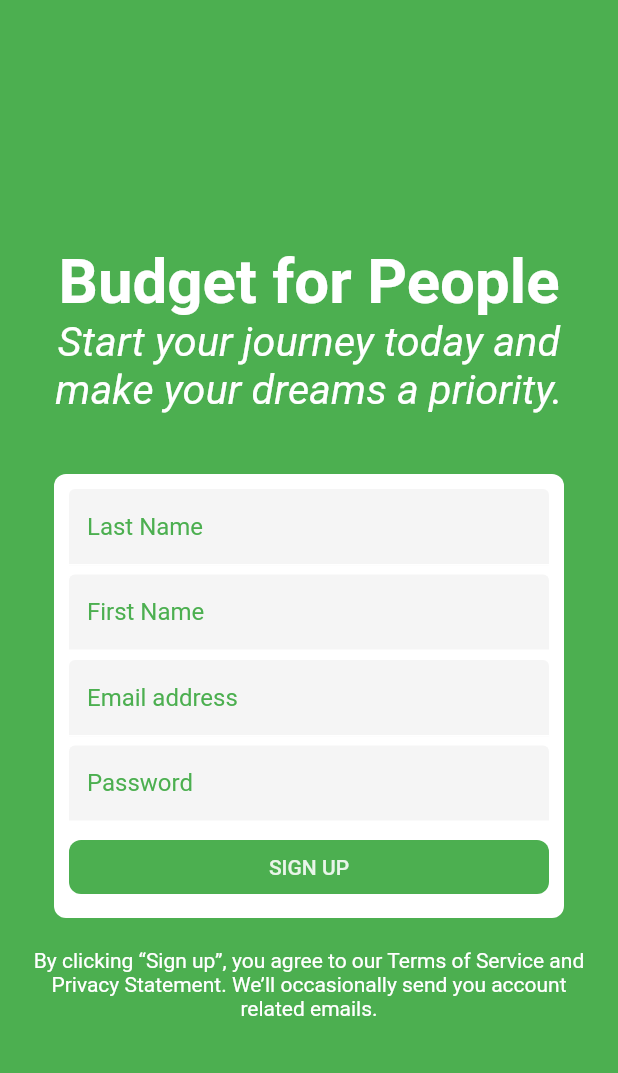
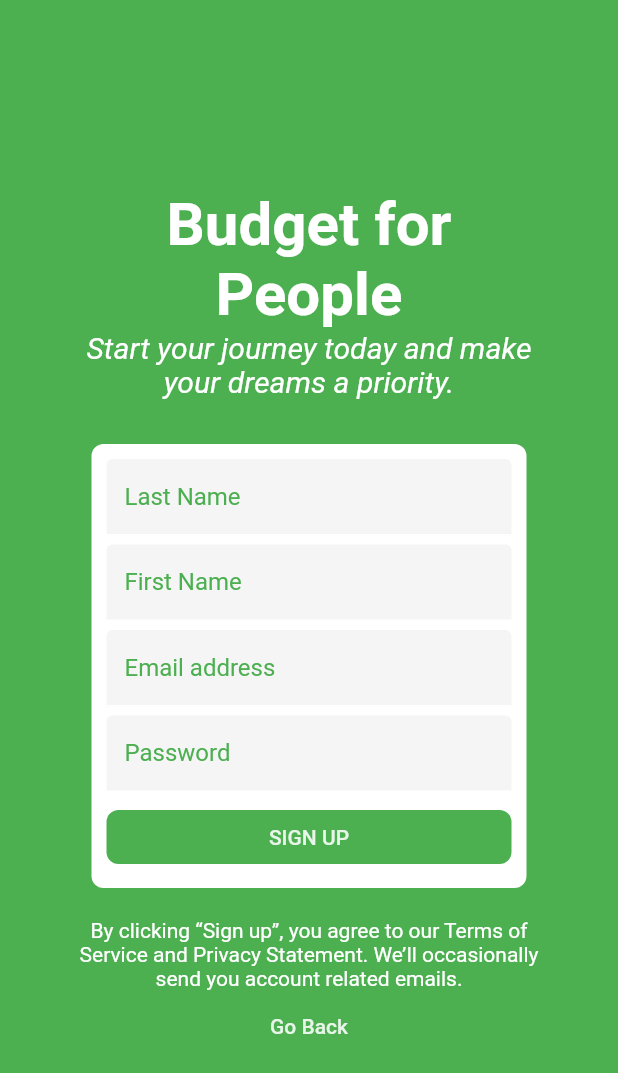
Before and after one commit to lerenn/envely-app, a Flutter app: the SignUpPage screen opened directly, on a phone screen of 412 x 824 dp. Shown: the top 1073 px of the screen. Run offline on Flutter 3.47's test engine with Material 2 defaults, Android fonts, the phone set to English and light mode, and no system bars; our stand-ins replace bloc, equatable, flutter_bloc, flutter_screenutil; statements that could not run were skipped.

Commit message:
ui: simplify UI

```diff
--- a/lib/models/models.dart
+++ b/lib/models/models.dart
@@ -1,2 +1 @@
 export 'user.dart';
-export 'screen_informations.dart';
--- a/lib/models/screen_informations.dart
+++ /dev/null
@@ -1,11 +0,0 @@
-import 'package:flutter/widgets.dart';
-
-class ScreenInformations {
-  final Orientation orientation;
-  final Size screenSize;
-
-  ScreenInformations({
-    this.orientation,
-    this.screenSize,
-  });
-}
--- a/lib/pages/sign_up.dart
+++ b/lib/pages/sign_up.dart
@@ -1,14 +1,15 @@
 import 'package:flutter/material.dart';
 import 'package:flutter_bloc/flutter_bloc.dart';
+import 'package:flutter_screenutil/flutter_screenutil.dart';
 
-import 'package:Envely/models/models.dart';
-import 'package:Envely/ui/ui.dart';
 import 'package:Envely/services/services.dart';
 import 'package:Envely/blocs/blocs.dart';
 
 class SignUpPage extends StatelessWidget {
   @override
   Widget build(BuildContext context) {
+    ScreenUtil.init(context);
+
     return Scaffold(
       body: SafeArea(
         child: BlocBuilder<AuthenticationBloc, AuthenticationState>(
@@ -32,47 +33,38 @@ class SignUpContent extends StatelessWidget {
         backgroundColor: Theme.of(context).primaryColor,
         body: SafeArea(
             minimum: const EdgeInsets.all(16),
-          child: Center(child: SingleChildScrollView(
-              child: ScreenInfosWidget(builder: (context, screenInformations) {
-            if (screenInformations.orientation == Orientation.portrait ||
-                screenInformations.screenSize.width < 700) {
-              return Column(
+            child: Center(
+                child: SingleChildScrollView(
+                    child: Container(
+                        constraints: BoxConstraints(maxWidth: 400),
+                        margin: new EdgeInsets.all(25.0),
+                        width: ScreenUtil().setWidth(1080),
+                        child: Column(
                           mainAxisAlignment: MainAxisAlignment.center,
                           children: <Widget>[
-                  explainations(context, screenInformations),
+                            explainations(context),
                             signUpWithLoginBloc(context),
+                            goBack(context),
                           ],
-              );
-            } else {
-              return Column(
-                  mainAxisAlignment: MainAxisAlignment.center,
-                  children: <Widget>[
-                    Row(
-                      children: <Widget>[
-                        explainations(context, screenInformations),
-                        signUpWithLoginBloc(context),
-                      ],
-                      mainAxisAlignment: MainAxisAlignment.center,
-                    )
-                  ]);
+                        ))))));
   }
-          })))),
+
+  FlatButton goBack(BuildContext context) {
+    return FlatButton(
+      onPressed: () {
+        Navigator.pop(context);
+      },
+      textColor: Theme.of(context).secondaryHeaderColor,
+      child: Text(
+        "Go Back",
+      ),
     );
   }
 
-  Container explainations(
-      BuildContext context, ScreenInformations screenInformations) {
-    var size;
-
-    if (screenInformations.orientation == Orientation.portrait)
-      size = screenInformations.screenSize.height;
-    else
-      size = screenInformations.screenSize.width;
-
+  Container explainations(BuildContext context) {
     return Container(
-        width: size * 1 / 2,
         child: Container(
-            padding: new EdgeInsets.all(20.0),
+            padding: new EdgeInsets.all(10.0),
             child: Column(
                 mainAxisAlignment: MainAxisAlignment.center,
                 children: <Widget>[
@@ -82,7 +74,7 @@ class SignUpContent extends StatelessWidget {
                       text: 'Budget for People',
                       style: TextStyle(
                           fontWeight: FontWeight.bold,
-                          fontSize: size / 20,
+                          fontSize: 40,
                           color: Theme.of(context).hintColor),
                     ),
                   ),
@@ -94,7 +86,7 @@ class SignUpContent extends StatelessWidget {
                       style: TextStyle(
                         color: Theme.of(context).hintColor,
                         fontStyle: FontStyle.italic,
-                        fontSize: size / 30,
+                        fontSize: 20,
                       ),
                     ),
                   )
@@ -129,15 +121,7 @@ class _SignUpFormState extends State<_SignUpForm> {
     return Form(
         key: _key,
         autovalidate: _autoValidate,
-        child: ScreenInfosWidget(builder: (context, screenInformations) {
-          double size;
-          if (screenInformations.orientation == Orientation.landscape &&
-              screenInformations.screenSize.width >= 700)
-            size = screenInformations.screenSize.width * 1 / 3;
-          else
-            size = screenInformations.screenSize.width;
-          return Container(
-              width: size,
+        child: Container(
             child: Column(children: <Widget>[
           Container(
               decoration: new BoxDecoration(
@@ -158,14 +142,12 @@ class _SignUpFormState extends State<_SignUpForm> {
                 separator(),
                 signUpButton(context),
               ], crossAxisAlignment: CrossAxisAlignment.stretch)),
-                conditions(context, size),
-              ]));
-        }));
+          conditions(context),
+        ])));
   }
 
-  Container conditions(BuildContext context, double size) {
+  Container conditions(BuildContext context) {
     return Container(
-        width: size,
         child: RichText(
       textAlign: TextAlign.center,
       text: TextSpan(
--- a/lib/ui/screen_infos.dart
+++ /dev/null
@@ -1,17 +0,0 @@
-import 'package:flutter/widgets.dart';
-import 'package:Envely/models/models.dart';
-
-class ScreenInfosWidget extends StatelessWidget {
-  final Widget Function(
-      BuildContext context, ScreenInformations screenInformations) builder;
-  const ScreenInfosWidget({Key key, this.builder}) : super(key: key);
-  @override
-  Widget build(BuildContext context) {
-    var mediaQuery = MediaQuery.of(context);
-    var infos = ScreenInformations(
-      orientation: mediaQuery.orientation,
-      screenSize: mediaQuery.size,
-    );
-    return builder(context, infos);
-  }
-}
--- a/lib/ui/ui.dart
+++ /dev/null
@@ -1 +0,0 @@
-export 'screen_infos.dart';
--- a/pubspec.yaml
+++ b/pubspec.yaml
@@ -36,6 +36,7 @@ dev_dependencies:
   equatable: ^1.2.0
   flutter_bloc: ^5.0.0
   flutter_launcher_icons: ^0.7.5
+  flutter_screenutil: ^2.3.0
 
 # For information on the generic Dart part of this file, see the
 # following page: https://dart.dev/tools/pub/pubspec
```
Also changed, not shown: lib/pages/login_page.dart (+15 -31 lines), pubspec.lock. Lines whose indentation alone changed are shown as unchanged.
